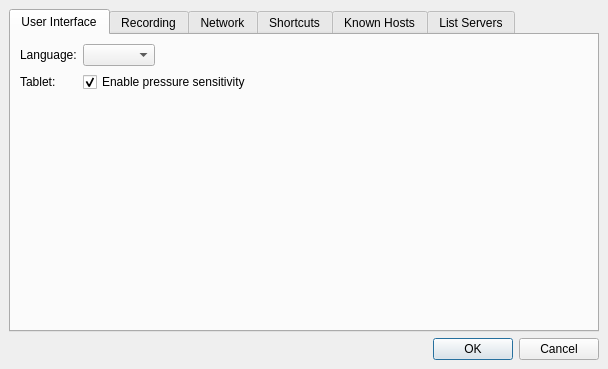
Above: src/client/ui/settings.ui from drawpile/Drawpile before the change. Below: the same form after it.
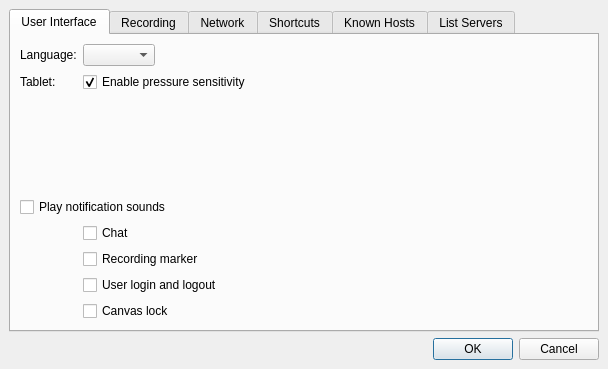
That is the form after the change. Icons and pictures are not drawn.

Commit message:
Add notification sounds
Issue #175

```diff
--- a/src/client/ui/settings.ui
+++ b/src/client/ui/settings.ui
@@ -69,6 +69,54 @@
          </property>
         </widget>
        </item>
+       <item row="4" column="0">
+        <spacer name="verticalSpacer_3">
+         <property name="orientation">
+          <enum>Qt::Vertical</enum>
+         </property>
+         <property name="sizeHint" stdset="0">
+          <size>
+           <width>20</width>
+           <height>20</height>
+          </size>
+         </property>
+        </spacer>
+       </item>
+       <item row="5" column="0" colspan="2">
+        <widget class="QCheckBox" name="notificationSounds">
+         <property name="text">
+          <string>Play notification sounds</string>
+         </property>
+        </widget>
+       </item>
+       <item row="6" column="1">
+        <widget class="QCheckBox" name="notifChat">
+         <property name="text">
+          <string>Chat</string>
+         </property>
+        </widget>
+       </item>
+       <item row="7" column="1">
+        <widget class="QCheckBox" name="notifMarker">
+         <property name="text">
+          <string>Recording marker</string>
+         </property>
+        </widget>
+       </item>
+       <item row="8" column="1">
+        <widget class="QCheckBox" name="notifLogin">
+         <property name="text">
+          <string>User login and logout</string>
+         </property>
+        </widget>
+       </item>
+       <item row="9" column="1">
+        <widget class="QCheckBox" name="notifLock">
+         <property name="text">
+          <string>Canvas lock</string>
+         </property>
+        </widget>
+       </item>
       </layout>
      </widget>
      <widget class="QWidget" name="tab_6">
```
Left out of the diff: 68 changed lines with no effect on the pictures. The commit also changes 18 other files.
